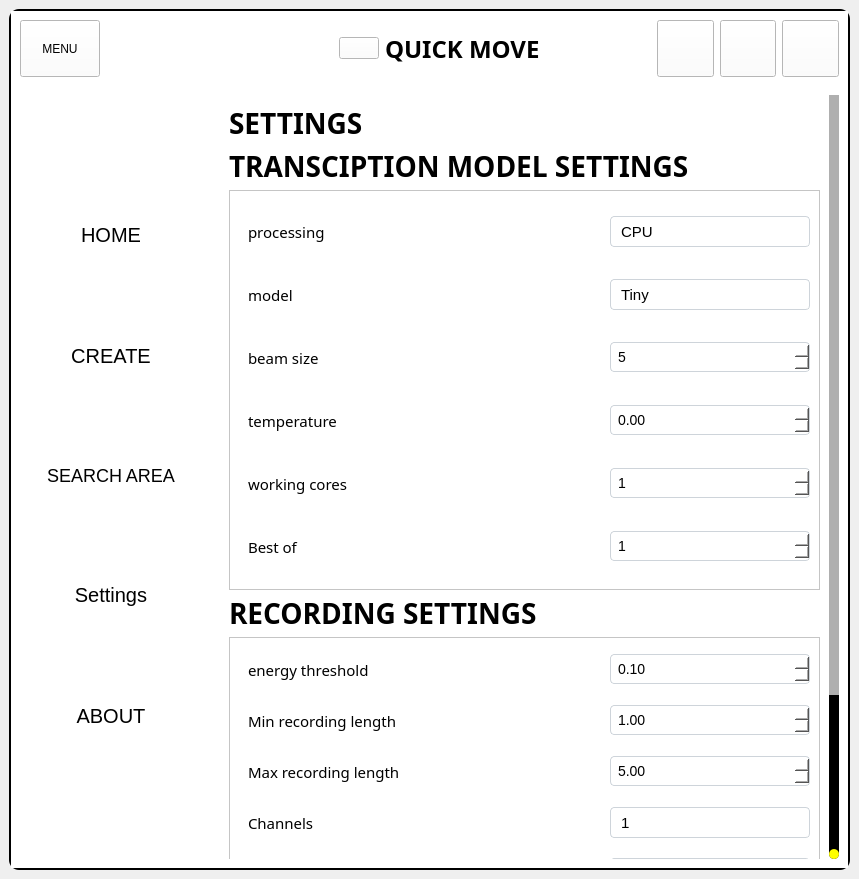
The window that ui/MainWindow.ui (Achu-Worifung/quickMove) describes before a commit, drawn with Qt 5.
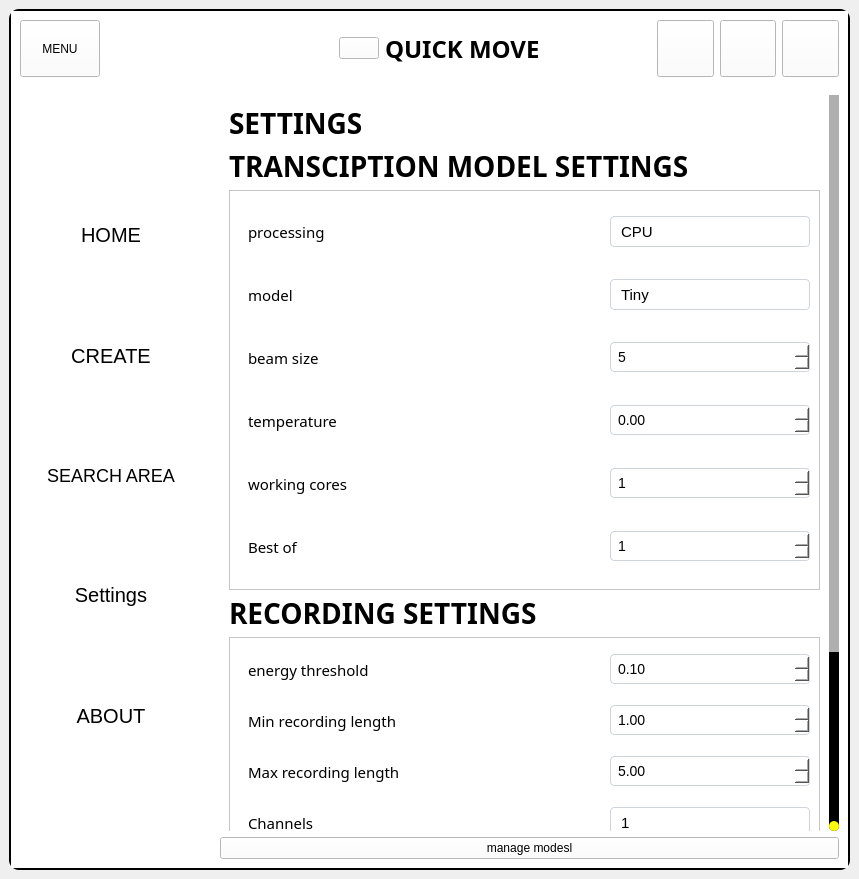
The same window after the commit. Icons and pictures are not drawn.

```diff
--- a/ui/MainWindow.ui
+++ b/ui/MainWindow.ui
@@ -2273,7 +2273,7 @@
                  <property name="geometry">
                   <rect>
                    <x>0</x>
-                   <y>-182</y>
+                   <y>-120</y>
                    <width>609</width>
                    <height>967</height>
                   </rect>
@@ -3409,6 +3409,13 @@
                 </widget>
                </widget>
               </item>
+              <item>
+               <widget class="QPushButton" name="manage_model">
+                <property name="text">
+                 <string>manage modesl</string>
+                </property>
+               </widget>
+              </item>
              </layout>
             </widget>
            </widget>
```
Left out of the diff: 4 changed lines with no effect on the pictures.
